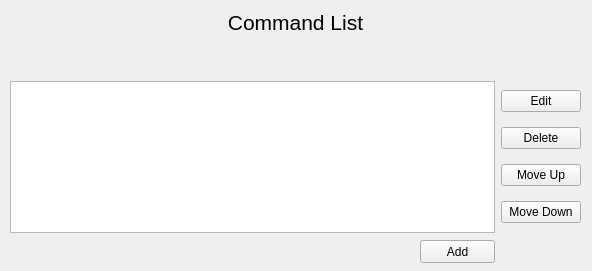
First picture: the form in GUI in progress/commandviewer.ui, repository dongbu/painterRHIT, before the edit.
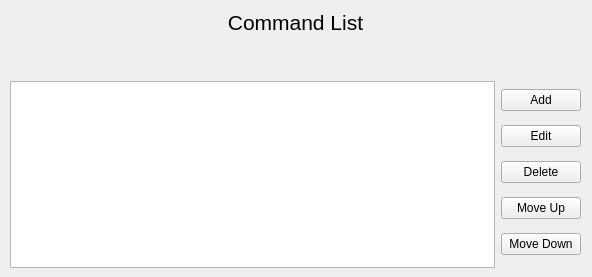
Second picture: the form after the edit.

```diff
--- a/GUI in progress/commandviewer.ui
+++ b/GUI in progress/commandviewer.ui
@@ -7,7 +7,7 @@
     <x>0</x>
     <y>0</y>
     <width>592</width>
-    <height>271</height>
+    <height>277</height>
    </rect>
   </property>
   <property name="windowTitle">
@@ -19,7 +19,7 @@
      <x>10</x>
      <y>10</y>
      <width>571</width>
-     <height>223</height>
+     <height>258</height>
     </rect>
    </property>
    <layout class="QVBoxLayout" name="CommandListLayout">
@@ -43,6 +43,13 @@
       </item>
       <item>
        <layout class="QVBoxLayout" name="verticalLayout_2">
+        <item>
+         <widget class="QPushButton" name="pushButton">
+          <property name="text">
+           <string>Add</string>
+          </property>
+         </widget>
+        </item>
         <item>
          <widget class="QPushButton" name="EditCommand">
           <property name="text">
@@ -77,19 +84,6 @@
     </item>
    </layout>
   </widget>
-  <widget class="QPushButton" name="pushButton">
-   <property name="geometry">
-    <rect>
-     <x>420</x>
-     <y>240</y>
-     <width>75</width>
-     <height>23</height>
-    </rect>
-   </property>
-   <property name="text">
-    <string>Add</string>
-   </property>
-  </widget>
  </widget>
  <resources/>
  <connections/>
```
